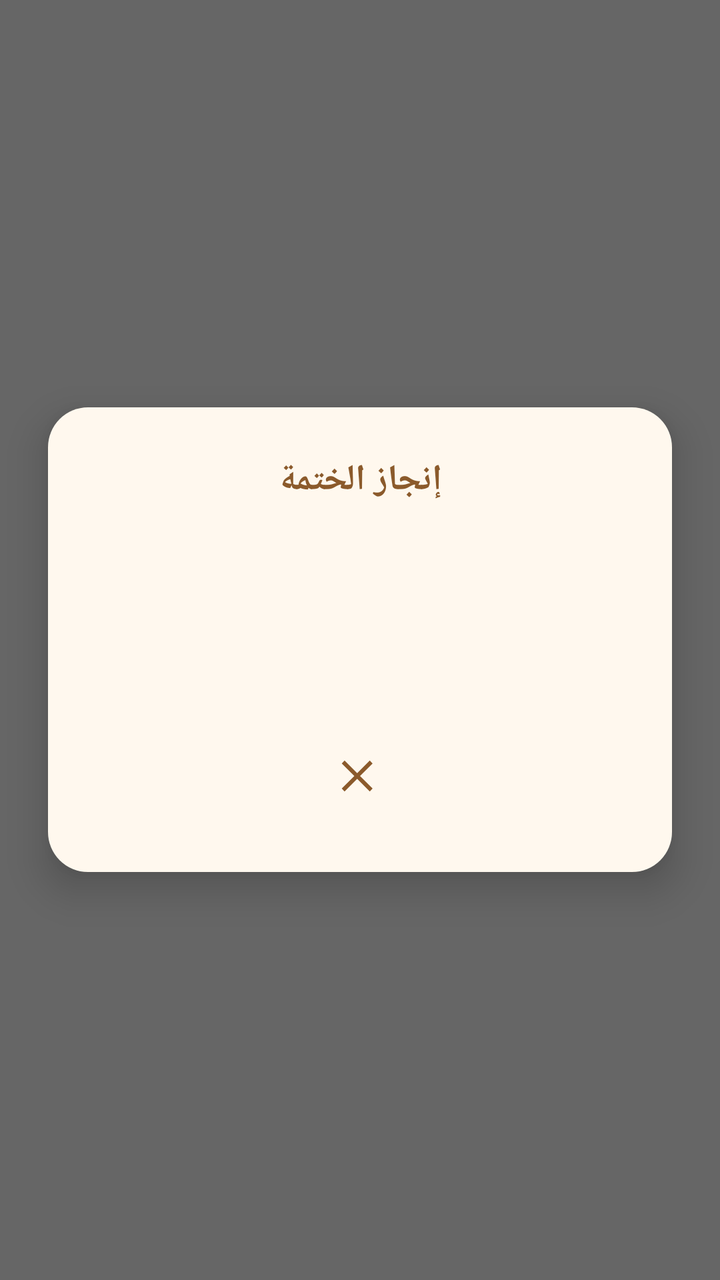
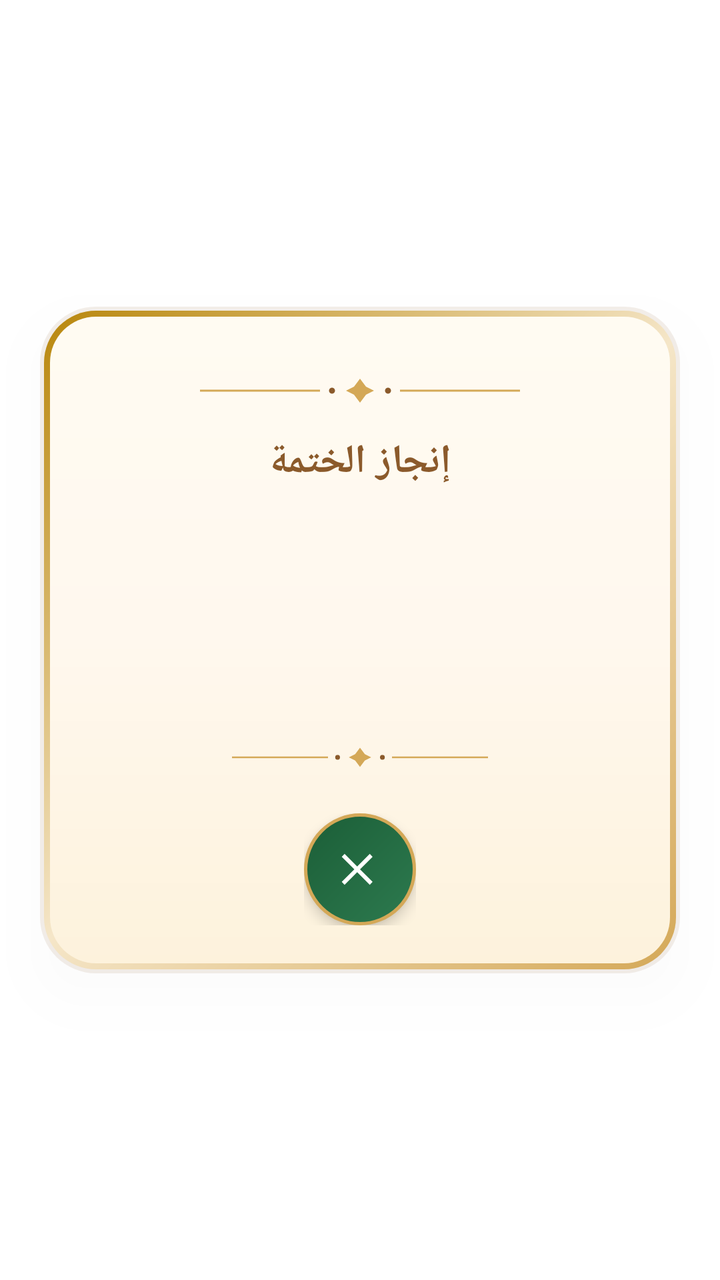

Two renders of the same Android screen: before a commit and after it. Below are the layout's source before the change and the commit's diff.
<!-- AndroidManifest.xml: fallback theme Theme.MaterialComponents.DayNight.NoActionBar -->
<!-- res/layout/overlay_khatma_weekly.xml -->
<?xml version="1.0" encoding="utf-8"?>
<FrameLayout xmlns:android="http://schemas.android.com/apk/res/android"
    android:layout_width="match_parent"
    android:layout_height="match_parent"
    android:background="#99000000"
    android:clickable="true"
    android:focusable="false">

    <LinearLayout
        android:id="@+id/card"
        android:layout_width="match_parent"
        android:layout_height="wrap_content"
        android:layout_gravity="center"
        android:layout_marginStart="24dp"
        android:layout_marginEnd="24dp"
        android:background="@drawable/overlay_card_background"
        android:elevation="12dp"
        android:layoutDirection="rtl"
        android:orientation="vertical"
        android:padding="24dp">

        

        <TextView
            android:id="@+id/title"
            android:layout_width="match_parent"
            android:layout_height="wrap_content"
            android:gravity="center"
            android:text="إنجاز الختمة"
            android:textColor="#8B5A2B"
            android:textSize="18sp"
            android:textStyle="bold" />

        

        <TextView
            android:id="@+id/totalAyahs"
            android:layout_width="match_parent"
            android:layout_height="wrap_content"
            android:layout_marginTop="18dp"
            android:gravity="center"
            android:textColor="#3E2B1F"
            android:textSize="34sp"
            android:textStyle="bold" />

        

        <TextView
            android:id="@+id/weekText"
            android:layout_width="match_parent"
            android:layout_height="wrap_content"
            android:layout_marginTop="8dp"
            android:gravity="center"
            android:textColor="#8B5A2B"
            android:textSize="15sp" />

        

        <ImageButton
            android:id="@+id/closeButton"
            android:layout_width="48dp"
            android:layout_height="48dp"
            android:layout_gravity="center"
            android:layout_marginTop="20dp"
            android:background="@android:color/transparent"
            android:contentDescription="إغلاق"
            android:padding="10dp"
            android:src="@drawable/ic_close"
            android:tint="#8B5A2B" />

    </LinearLayout>

</FrameLayout>
<!-- resources referenced by this layout -->
<resources>
  <!-- drawable ic_close (drawable) -->
  <?xml version="1.0" encoding="utf-8"?>
  <vector xmlns:android="http://schemas.android.com/apk/res/android"
      android:width="24dp"
      android:height="24dp"
      android:viewportWidth="24"
      android:viewportHeight="24">
  
      <path
          android:fillColor="#FF8B5A2B"
          android:pathData="M18.3,5.71L12,12l6.3,6.29 -1.41,1.42L10.59,13.41 4.29,19.71 2.88,18.29 9.17,12 2.88,5.71 4.29,4.29 10.59,10.59 16.89,4.29z" />
  
  </vector>
  <!-- drawable overlay_card_background (drawable) -->
  <?xml version="1.0" encoding="utf-8"?>
  <shape xmlns:android="http://schemas.android.com/apk/res/android"
      android:shape="rectangle">
      <solid android:color="#FFF8EE" />
      <corners android:radius="20dp" />
  </shape>
</resources>

<!-- the commit's change to res/layout/overlay_khatma_weekly.xml (unified diff, before → after) -->
@@ -2,8 +2,8 @@
 <FrameLayout xmlns:android="http://schemas.android.com/apk/res/android"
     android:layout_width="match_parent"
     android:layout_height="match_parent"
-    android:background="#99000000"
-    android:clickable="true"
+    android:background="#00000000"
+    android:clickable="false"
     android:focusable="false">
 
     <LinearLayout
@@ -11,13 +11,25 @@
         android:layout_width="match_parent"
         android:layout_height="wrap_content"
         android:layout_gravity="center"
-        android:layout_marginStart="24dp"
-        android:layout_marginEnd="24dp"
+        android:layout_marginStart="20dp"
+        android:layout_marginEnd="20dp"
         android:background="@drawable/overlay_card_background"
-        android:elevation="12dp"
+        android:elevation="16dp"
         android:layoutDirection="rtl"
         android:orientation="vertical"
-        android:padding="24dp">
+        android:paddingStart="28dp"
+        android:paddingEnd="28dp"
+        android:paddingTop="32dp"
+        android:paddingBottom="24dp">
+
+        
+
+        <ImageView
+            android:layout_width="match_parent"
+            android:layout_height="20dp"
+            android:layout_marginBottom="12dp"
+            android:contentDescription="@null"
+            android:src="@drawable/islamic_divider" />
 
         
 
@@ -28,7 +40,7 @@
             android:gravity="center"
             android:text="إنجاز الختمة"
             android:textColor="#8B5A2B"
-            android:textSize="18sp"
+            android:textSize="20sp"
             android:textStyle="bold" />
 
         
@@ -37,10 +49,10 @@
             android:id="@+id/totalAyahs"
             android:layout_width="match_parent"
             android:layout_height="wrap_content"
-            android:layout_marginTop="18dp"
+            android:layout_marginTop="20dp"
             android:gravity="center"
-            android:textColor="#3E2B1F"
-            android:textSize="34sp"
+            android:textColor="#2D7A4F"
+            android:textSize="42sp"
             android:textStyle="bold" />
 
         
@@ -52,21 +64,37 @@
             android:layout_marginTop="8dp"
             android:gravity="center"
             android:textColor="#8B5A2B"
-            android:textSize="15sp" />
+            android:textSize="16sp" />
 
         
 
-        <ImageButton
-            android:id="@+id/closeButton"
-            android:layout_width="48dp"
-            android:layout_height="48dp"
+        <ImageView
+            android:layout_width="match_parent"
+            android:layout_height="16dp"
+            android:layout_marginTop="20dp"
+            android:contentDescription="@null"
+            android:src="@drawable/islamic_divider" />
+
+        
+
+        <FrameLayout
+            android:layout_width="wrap_content"
+            android:layout_height="wrap_content"
             android:layout_gravity="center"
-            android:layout_marginTop="20dp"
-            android:background="@android:color/transparent"
-            android:contentDescription="إغلاق"
-            android:padding="10dp"
-            android:src="@drawable/ic_close"
-            android:tint="#8B5A2B" />
+            android:layout_marginTop="20dp">
+
+            <ImageButton
+                android:id="@+id/closeButton"
+                android:layout_width="56dp"
+                android:layout_height="56dp"
+                android:background="@drawable/btn_read_background"
+                android:contentDescription="إغلاق"
+                android:elevation="4dp"
+                android:padding="16dp"
+                android:scaleType="fitCenter"
+                android:src="@drawable/ic_close"
+                android:tint="#FFFFFF" />
+        </FrameLayout>
 
     </LinearLayout>
 
<!-- resource entries referenced after the edit -->
@@ -1,5 +1,17 @@
 <!-- resources referenced by this layout -->
 <resources>
+  <!-- drawable btn_read_background (drawable) -->
+  <?xml version="1.0" encoding="utf-8"?>
+  <shape xmlns:android="http://schemas.android.com/apk/res/android"
+      android:shape="oval">
+      <gradient
+          android:angle="135"
+          android:startColor="#2D7A4F"
+          android:endColor="#1B5E37" />
+      <stroke
+          android:width="1.5dp"
+          android:color="#D4A857" />
+  </shape>
   <!-- drawable ic_close (drawable) -->
   <?xml version="1.0" encoding="utf-8"?>
   <vector xmlns:android="http://schemas.android.com/apk/res/android"
@@ -13,12 +25,82 @@
           android:pathData="M18.3,5.71L12,12l6.3,6.29 -1.41,1.42L10.59,13.41 4.29,19.71 2.88,18.29 9.17,12 2.88,5.71 4.29,4.29 10.59,10.59 16.89,4.29z" />
   
   </vector>
+  <!-- drawable islamic_divider (drawable) -->
+  <?xml version="1.0" encoding="utf-8"?>
+  <vector xmlns:android="http://schemas.android.com/apk/res/android"
+      android:width="200dp"
+      android:height="20dp"
+      android:viewportWidth="200"
+      android:viewportHeight="20">
+  
+      
+      <path
+          android:strokeColor="#D4A857"
+          android:strokeWidth="1"
+          android:pathData="M20,10 L80,10" />
+      <path
+          android:strokeColor="#D4A857"
+          android:strokeWidth="1"
+          android:pathData="M120,10 L180,10" />
+  
+      
+      <path
+          android:fillColor="#D4A857"
+          android:pathData="M100,4 L103,8 L107,10 L103,12 L100,16 L97,12 L93,10 L97,8 Z" />
+  
+      
+      <path
+          android:fillColor="#8B5A2B"
+          android:pathData="M86,10 m-1.5,0 a1.5,1.5 0 1,0 3,0 a1.5,1.5 0 1,0 -3,0" />
+      <path
+          android:fillColor="#8B5A2B"
+          android:pathData="M114,10 m-1.5,0 a1.5,1.5 0 1,0 3,0 a1.5,1.5 0 1,0 -3,0" />
+  
+  </vector>
   <!-- drawable overlay_card_background (drawable) -->
   <?xml version="1.0" encoding="utf-8"?>
-  <shape xmlns:android="http://schemas.android.com/apk/res/android"
-      android:shape="rectangle">
-      <solid android:color="#FFF8EE" />
-      <corners android:radius="20dp" />
-  </shape>
+  <layer-list xmlns:android="http://schemas.android.com/apk/res/android">
+  
+      
+      <item>
+          <shape android:shape="rectangle">
+              <solid android:color="#1A8B5A2B" />
+              <corners android:radius="28dp" />
+          </shape>
+      </item>
+  
+      
+      <item
+          android:left="2dp"
+          android:top="2dp"
+          android:right="2dp"
+          android:bottom="2dp">
+          <shape android:shape="rectangle">
+              <gradient
+                  android:angle="135"
+                  android:startColor="#D4A857"
+                  android:centerColor="#F5E6C8"
+                  android:endColor="#B8860B" />
+              <corners android:radius="26dp" />
+          </shape>
+      </item>
+  
+      
+      <item
+          android:left="5dp"
+          android:top="5dp"
+          android:right="5dp"
+          android:bottom="5dp">
+          <shape android:shape="rectangle">
+              <gradient
+                  android:angle="270"
+                  android:startColor="#FFFBF2"
+                  android:centerColor="#FFF8EE"
+                  android:endColor="#FDF2DC" />
+              <corners android:radius="23dp" />
+          </shape>
+      </item>
+  
+  </layer-list>
 </resources>
 
